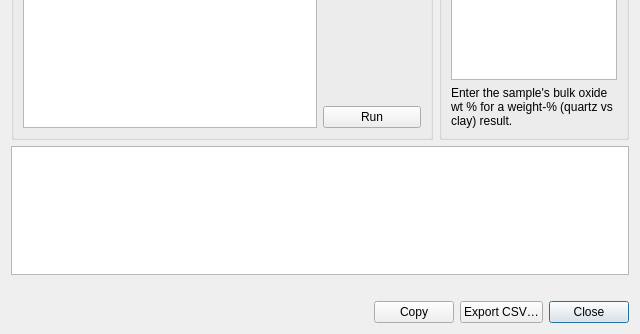
The window that src/mudlab/nonclay/nonclay.ui (Parthasarathi-Ghosh/MudLab2) describes before a commit, drawn with Qt 5; both pictures show x 0 to 640 and y 186 to 520 of the 640 by 520 pixel window.
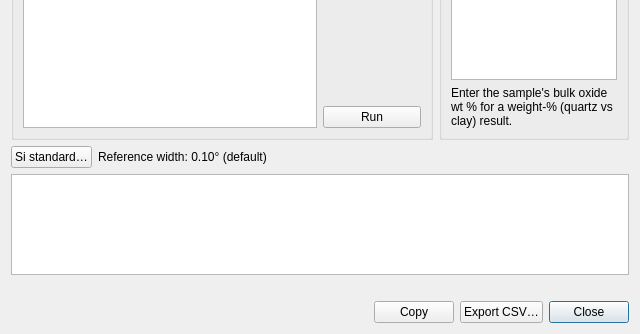
The same window after the commit.

Commit message: Set CIF reference width from a Si standard (Slice 2b-4)

Diff of the .ui file:
```diff
--- a/src/mudlab/nonclay/nonclay.ui
+++ b/src/mudlab/nonclay/nonclay.ui
@@ -132,6 +132,40 @@
      </item>
     </layout>
    </item>
+   <item>
+    <layout class="QHBoxLayout" name="siRow">
+     <item>
+      <widget class="QPushButton" name="btn_si">
+       <property name="toolTip">
+        <string>Load a Si-standard measurement to set the instrumental peak width used when building references from a CIF.</string>
+       </property>
+       <property name="text">
+        <string>Si standard&#8230;</string>
+       </property>
+      </widget>
+     </item>
+     <item>
+      <widget class="QLabel" name="lbl_si">
+       <property name="text">
+        <string>Reference width: 0.10&#176; (default)</string>
+       </property>
+      </widget>
+     </item>
+     <item>
+      <spacer name="siSpacer">
+       <property name="orientation">
+        <enum>Qt::Horizontal</enum>
+       </property>
+       <property name="sizeHint" stdset="0">
+        <size>
+         <width>40</width>
+         <height>20</height>
+        </size>
+       </property>
+      </spacer>
+     </item>
+    </layout>
+   </item>
    <item>
     <widget class="QTableWidget" name="tbl_results">
      <property name="editTriggers">
```
The commit also changes 4 other files.
